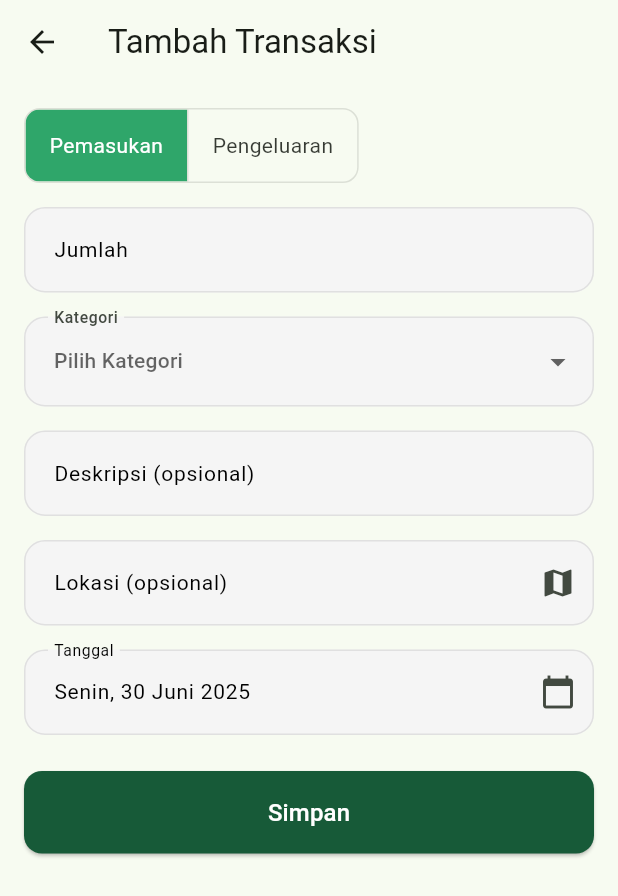
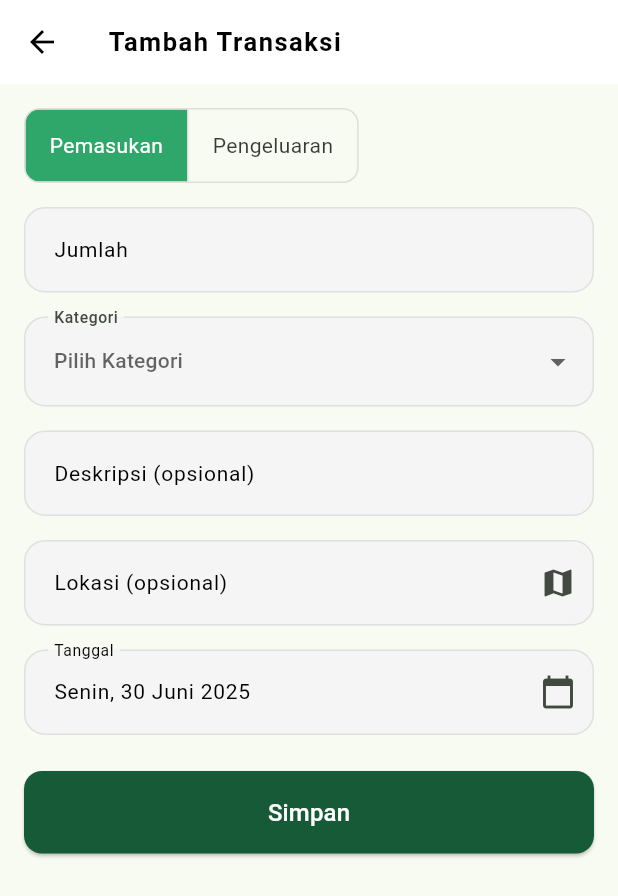
Before and after one commit to Defarrel/GloyMoneyManagement, a Flutter app: the RiwayatTransaksi screen opened directly, after a tap on the "add" icon, on a phone screen of 412 x 824 dp. Shown: the top 896 px of the screen. Run offline on Flutter 3.47's test engine with Material 3 defaults, Android fonts, the light colour scheme and no system bars; our stand-ins replace dartz, dropdown_button2, equatable, flutter_bloc, flutter_secure_storage, geocoding and 3 more; accounts and stored records are empty; network calls fail; Roboto replaces fonts that are missing (Poppins); statements that could not run were skipped.

Commit message:
Menambahkan parameter action agar semua appbar menggunakan customappbar

```diff
--- a/lib/core/components/custom_app_bar.dart
+++ b/lib/core/components/custom_app_bar.dart
@@ -3,11 +3,13 @@ import 'package:flutter/material.dart';
 class CustomAppBar extends StatelessWidget implements PreferredSizeWidget {
   final String title;
   final bool showLogo;
+  final List<Widget>? actions;
 
   const CustomAppBar({
     super.key,
     this.title = '',
     this.showLogo = true,
+    this.actions,
   });
 
   @override
@@ -15,16 +17,42 @@ class CustomAppBar extends StatelessWidget implements PreferredSizeWidget {
     return AppBar(
       backgroundColor: Colors.white,
       elevation: 0,
+      centerTitle: false,
+      actions: actions,
+      iconTheme: const IconThemeData(color: Colors.black),
       title: showLogo
-          ? Image.asset(
-              'lib/core/assets/images/logo_polos.png',
-              height: 30,
+          ? Row(
+              mainAxisSize: MainAxisSize.min,
+              children: [
+                Image.asset(
+                  'lib/core/assets/images/logo_polos.png',
+                  height: 30,
+                ),
+                if (title.isNotEmpty) ...[
+                  const SizedBox(width: 8),
+                  Text(
+                    title,
+                    style: const TextStyle(
+                      color: Colors.black,
+                      fontSize: 17,
+                      fontWeight: FontWeight.bold,
+                      fontFamily: 'Poppins',
+                      letterSpacing: 1,
+                    ),
+                  ),
+                ],
+              ],
             )
           : Text(
               title,
-              style: const TextStyle(color: Colors.black),
+              style: const TextStyle(
+                color: Colors.black,
+                fontSize: 17,
+                fontWeight: FontWeight.bold,
+                fontFamily: 'Poppins',
+                letterSpacing: 1,
+              ),
             ),
-      centerTitle: false,
     );
   }
 
--- a/lib/presentation/transaksi/pages/riwayat_transaksi.dart
+++ b/lib/presentation/transaksi/pages/riwayat_transaksi.dart
@@ -1,4 +1,5 @@
 import 'package:flutter/material.dart';
+import 'package:gloymoneymanagement/core/components/custom_app_bar.dart';
 import 'package:gloymoneymanagement/data/models/response/transaksi/transaction_response_model.dart';
 import 'package:gloymoneymanagement/data/repository/transaksi_repository.dart';
 import 'package:gloymoneymanagement/presentation/transaksi/pages/detail_transaksi.dart';
@@ -33,8 +34,9 @@ class _RiwayatTransaksiState extends State<RiwayatTransaksi> {
   @override
   Widget build(BuildContext context) {
     return Scaffold(
-      appBar: AppBar(
-        title: const Text("Riwayat Transaksi"),
+      appBar: CustomAppBar(
+        title: "Riwayat Transaksi",
+        showLogo: false,
         actions: [
           IconButton(
             icon: const Icon(Icons.add),
--- a/lib/presentation/transaksi/pages/tambah_transaksi.dart
+++ b/lib/presentation/transaksi/pages/tambah_transaksi.dart
@@ -1,4 +1,5 @@
 import 'package:flutter/material.dart';
+import 'package:gloymoneymanagement/core/components/custom_app_bar.dart';
 import 'package:gloymoneymanagement/core/components/custom_text_field_2.dart';
 import 'package:gloymoneymanagement/core/constants/colors.dart';
 import 'package:gloymoneymanagement/presentation/transaksi/pages/done_page.dart';
@@ -110,7 +111,7 @@ class _TambahTransaksiState extends State<TambahTransaksi> {
   @override
   Widget build(BuildContext context) {
     return Scaffold(
-      appBar: AppBar(title: const Text('Tambah Transaksi')),
+      appBar: CustomAppBar(title: "Tambah Transaksi", showLogo: false),
       body: Padding(
         padding: const EdgeInsets.all(16),
         child: Form(
```
Also changed, not shown: lib/presentation/akun/profile_screen.dart (+4 -5 lines), lib/presentation/home/pages/home_screen.dart (+4 -5 lines).
